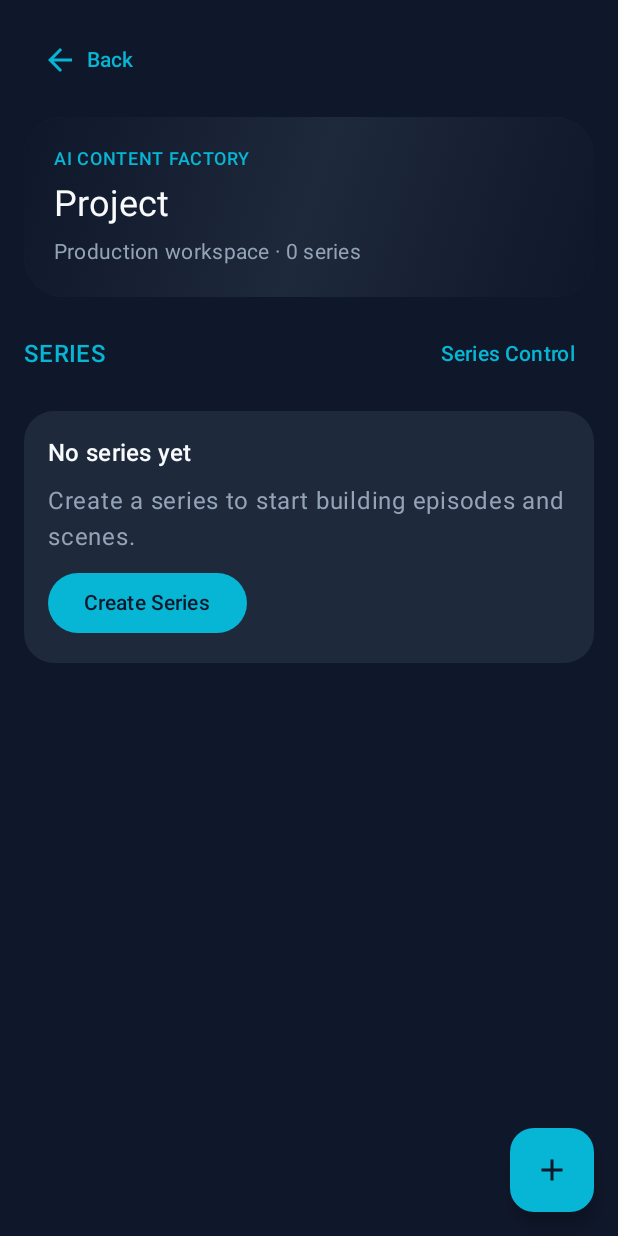
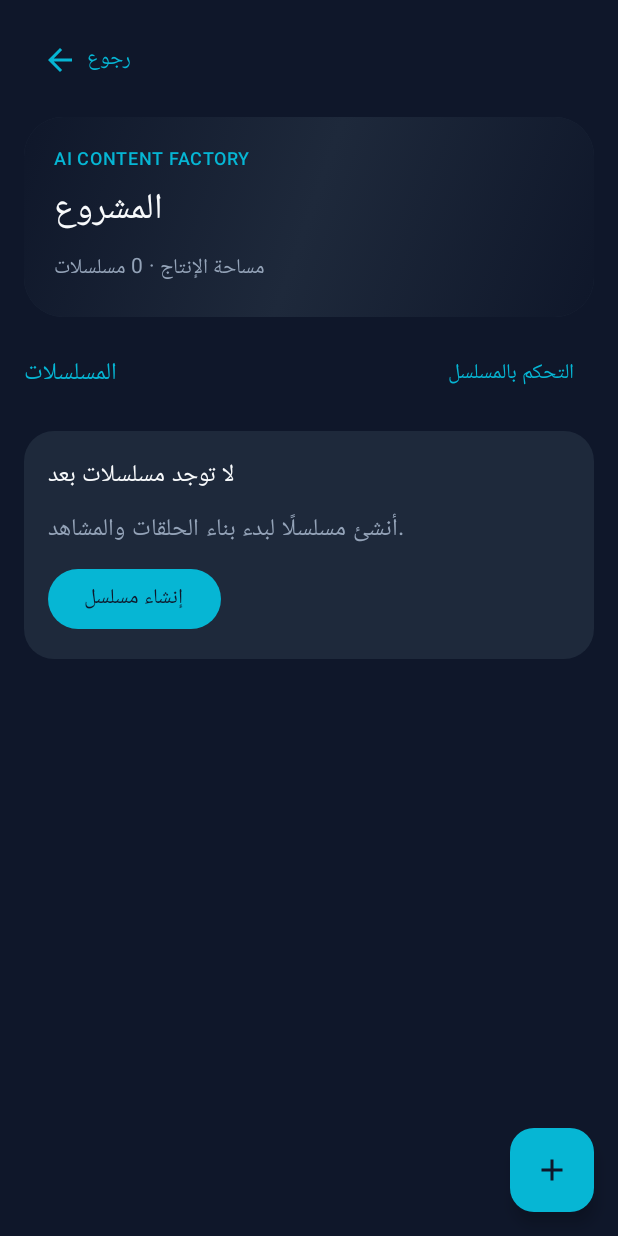
Before and after one commit to 1AhmadEgy/AI-Content-Factory, an Android app built with Jetpack Compose: the composable NeonProjectDetailScreen called with empty values, on a phone screen of 412 x 824 dp. Run offline under Robolectric (Android 15) with nearby library versions, the light colour scheme and no system bars; 1 statement that could not run was skipped.

Commit message:
Translate project detail screen to Arabic

```diff
--- a/app/src/main/java/com/example/feature/NeonProjectDetailScreen.kt
+++ b/app/src/main/java/com/example/feature/NeonProjectDetailScreen.kt
@@ -17,13 +17,13 @@
 @Composable
 fun NeonProjectDetailScreen(projectId: String, viewModel: FactoryViewModel, onBack: () -> Unit, onSeriesClick: (String) -> Unit, onSeriesControlClick: () -> Unit) {
     val projects by viewModel.projects.collectAsState(); val allSeries by viewModel.series.collectAsState(); val project = projects.find { it.id == projectId }; val series = allSeries.filter { it.projectId == projectId }; var showDialog by remember { mutableStateOf(false) }
-    Scaffold(containerColor = DarkBlue, floatingActionButton = { FloatingActionButton(onClick = { showDialog = true }, containerColor = PrimaryCyan, contentColor = DarkBlue) { Icon(Icons.Default.Add, "Add Series") } }) { padding ->
+    Scaffold(containerColor = DarkBlue, floatingActionButton = { FloatingActionButton(onClick = { showDialog = true }, containerColor = PrimaryCyan, contentColor = DarkBlue) { Icon(Icons.Default.Add, "إضافة مسلسل") } }) { padding ->
         LazyColumn(Modifier.fillMaxSize().padding(padding), contentPadding = PaddingValues(16.dp), verticalArrangement = Arrangement.spacedBy(14.dp)) {
-            item { TextButton(onClick = onBack) { Icon(Icons.AutoMirrored.Filled.ArrowBack, null, tint = PrimaryCyan); Spacer(Modifier.width(6.dp)); Text("Back", color = PrimaryCyan) } }
-            item { NeonHero(project?.name ?: "Project", "Production workspace · ${series.size} series") }
-            item { Row(Modifier.fillMaxWidth(), horizontalArrangement = Arrangement.SpaceBetween, verticalAlignment = Alignment.CenterVertically) { Text("SERIES", color = PrimaryCyan, style = MaterialTheme.typography.titleMedium); TextButton(onClick = onSeriesControlClick) { Text("Series Control", color = PrimaryCyan) } } }
-            if (series.isEmpty()) item { NeonSectionCard { Text("No series yet", color = TextLight, style = MaterialTheme.typography.titleMedium); Text("Create a series to start building episodes and scenes.", color = TextMuted); Button(onClick = { showDialog = true }, colors = ButtonDefaults.buttonColors(containerColor = PrimaryCyan, contentColor = DarkBlue)) { Text("Create Series") } } }
-            items(series, key = { it.id }) { item -> NeonSectionCard(Modifier.clickable { onSeriesClick(item.id) }) { Row(verticalAlignment = Alignment.CenterVertically) { Icon(Icons.Filled.Movie, null, tint = PrimaryCyan, modifier = Modifier.size(28.dp)); Spacer(Modifier.width(12.dp)); Column(Modifier.weight(1f)) { Text(item.title, color = TextLight, style = MaterialTheme.typography.titleMedium); Text("Genre: ${item.genre ?: "N/A"}", color = TextMuted) }; NeonStatusChip("OPEN") } } }
+            item { TextButton(onClick = onBack) { Icon(Icons.AutoMirrored.Filled.ArrowBack, null, tint = PrimaryCyan); Spacer(Modifier.width(6.dp)); Text("رجوع", color = PrimaryCyan) } }
+            item { NeonHero(project?.name ?: "المشروع", "مساحة الإنتاج · ${series.size} مسلسلات") }
+            item { Row(Modifier.fillMaxWidth(), horizontalArrangement = Arrangement.SpaceBetween, verticalAlignment = Alignment.CenterVertically) { Text("المسلسلات", color = PrimaryCyan, style = MaterialTheme.typography.titleMedium); TextButton(onClick = onSeriesControlClick) { Text("التحكم بالمسلسل", color = PrimaryCyan) } } }
+            if (series.isEmpty()) item { NeonSectionCard { Text("لا توجد مسلسلات بعد", color = TextLight, style = MaterialTheme.typography.titleMedium); Text("أنشئ مسلسلًا لبدء بناء الحلقات والمشاهد.", color = TextMuted); Button(onClick = { showDialog = true }, colors = ButtonDefaults.buttonColors(containerColor = PrimaryCyan, contentColor = DarkBlue)) { Text("إنشاء مسلسل") } } }
+            items(series, key = { it.id }) { item -> NeonSectionCard(Modifier.clickable { onSeriesClick(item.id) }) { Row(verticalAlignment = Alignment.CenterVertically) { Icon(Icons.Filled.Movie, null, tint = PrimaryCyan, modifier = Modifier.size(28.dp)); Spacer(Modifier.width(12.dp)); Column(Modifier.weight(1f)) { Text(item.title, color = TextLight, style = MaterialTheme.typography.titleMedium); Text("التصنيف: ${item.genre ?: "غير محدد"}", color = TextMuted) }; NeonStatusChip("مفتوح") } } }
         }
         if (showDialog) AddProjectDialog(onDismiss = { showDialog = false }, onAdd = { name, _ -> viewModel.addSeries(projectId, name); showDialog = false })
     }
```
